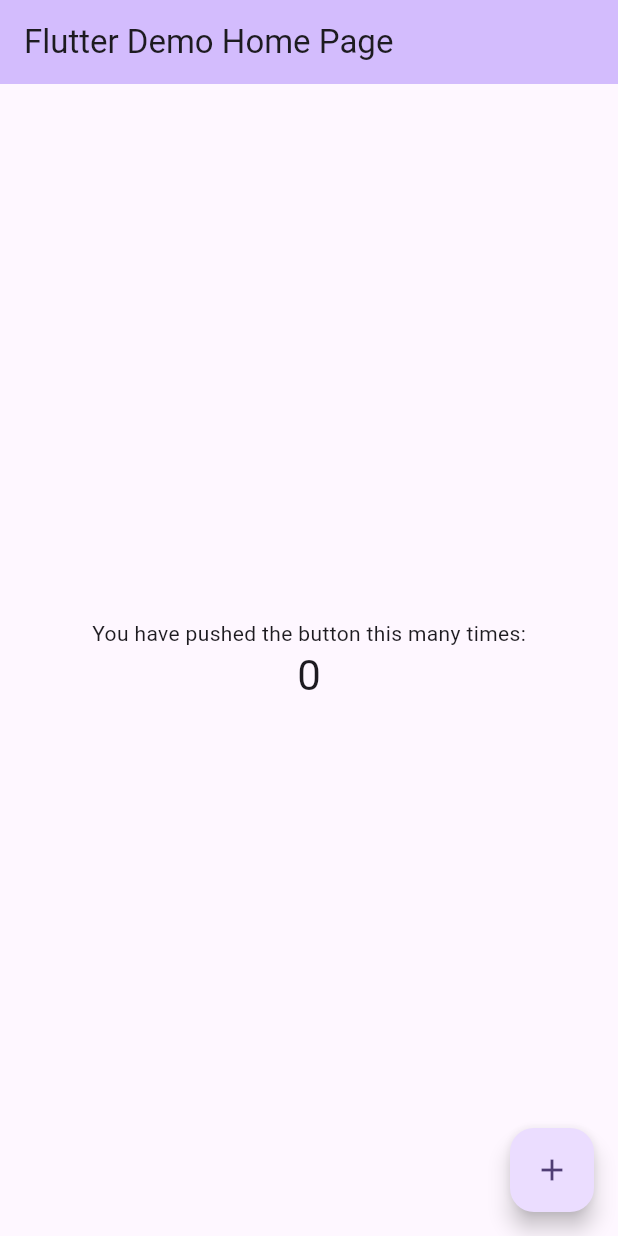
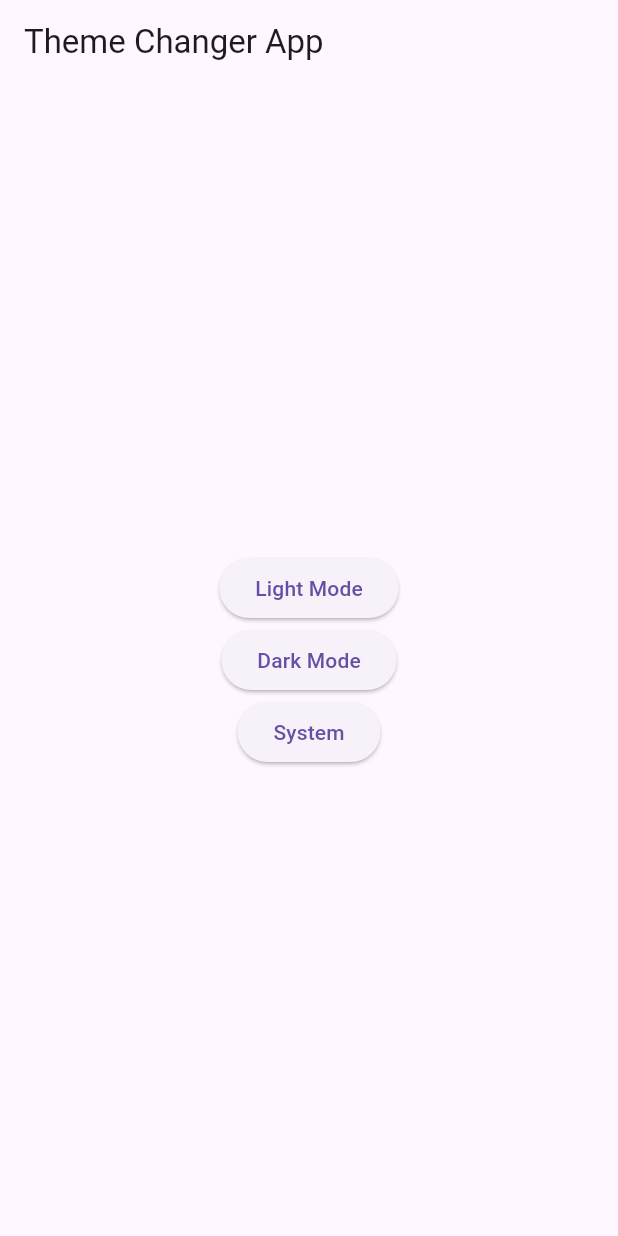
Before and after one commit to Manzar78/Light_Dark_Theme_App, a Flutter app: the screen it shows after launch, on a phone screen of 412 x 824 dp. Run offline on Flutter 3.47's test engine with Material 3 defaults, Android fonts, the phone set to English and light mode, and no system bars.

Commit message:
Adding Theme Change functionality

```diff
--- /dev/null
+++ b/devtools_options.yaml
@@ -0,0 +1,3 @@
+description: This file stores settings for Dart & Flutter DevTools.
+documentation: https://docs.flutter.dev/tools/devtools/extensions#configure-extension-enablement-states
+extensions:
--- a/lib/main.dart
+++ b/lib/main.dart
@@ -1,65 +1,36 @@
 import 'package:flutter/material.dart';
+import 'package:light_dark_theme_app/provider/theme_changer_provider.dart';
+import 'package:light_dark_theme_app/screens/theme_changer_screen.dart';
+import 'package:provider/provider.dart';
 
 void main() {
   runApp(const MyApp());
 }
 
-class MyApp extends StatelessWidget {
+class MyApp extends StatefulWidget {
   const MyApp({super.key});
 
+  @override
+  State<MyApp> createState() => _MyAppState();
+}
+
+class _MyAppState extends State<MyApp> {
   // This widget is the root of your application.
   @override
   Widget build(BuildContext context) {
-    return MaterialApp(
-      title: 'Flutter Demo',
-      theme: ThemeData(colorScheme: .fromSeed(seedColor: Colors.deepPurple)),
-      home: const MyHomePage(title: 'Flutter Demo Home Page'),
-    );
-  }
-}
-
-class MyHomePage extends StatefulWidget {
-  const MyHomePage({super.key, required this.title});
-
-  final String title;
-
-  @override
-  State<MyHomePage> createState() => _MyHomePageState();
-}
-
-class _MyHomePageState extends State<MyHomePage> {
-  int _counter = 0;
-
-  void _incrementCounter() {
-    setState(() {
-      _counter++;
-    });
-  }
-
-  @override
-  Widget build(BuildContext context) {
-    return Scaffold(
-      appBar: AppBar(
-        backgroundColor: Theme.of(context).colorScheme.inversePrimary,
-
-        title: Text(widget.title),
-      ),
-      body: Center(
-        child: Column(
-          mainAxisAlignment: .center,
-          children: [
-            const Text('You have pushed the button this many times:'),
-            Text(
-              '$_counter',
-              style: Theme.of(context).textTheme.headlineMedium,
-            ),
-          ],
-        ),
-      ),
-      floatingActionButton: FloatingActionButton(
-        onPressed: _incrementCounter,
-        tooltip: 'Increment',
-        child: const Icon(Icons.add),
+    print("Main reBuild");
+    return ChangeNotifierProvider(
+      create: (context) => ThemeChangerProvider(),
+      child: Builder(
+        builder: (context) {
+          return MaterialApp(
+            title: 'Flutter Demo',
+            theme: ThemeData.light(),
+            themeMode: Provider.of<ThemeChangerProvider>(context).theme,
+            darkTheme: ThemeData(brightness: Brightness.dark),
+            home: ThemeChangerScreen(),
+          );
+        },
       ),
     );
   }
--- /dev/null
+++ b/lib/provider/theme_changer_provider.dart
@@ -0,0 +1,25 @@
+import 'package:flutter/material.dart';
+
+class ThemeChangerProvider with ChangeNotifier {
+  /// 0 for light
+  /// 1 for dark
+  /// 2 for system
+
+  int _themeMode = 0;
+  get themeMode => _themeMode;
+
+  ThemeMode get theme {
+    if (themeMode == 0) {
+      return ThemeMode.light;
+    } else if (themeMode == 1) {
+      return ThemeMode.dark;
+    } else {
+      return ThemeMode.system;
+    }
+  }
+
+  void setmode(int value) {
+    _themeMode = value;
+    notifyListeners();
+  }
+}
--- /dev/null
+++ b/lib/screens/theme_changer_screen.dart
@@ -0,0 +1,48 @@
+import 'package:flutter/material.dart';
+import 'package:light_dark_theme_app/provider/theme_changer_provider.dart';
+import 'package:provider/provider.dart';
+
+class ThemeChangerScreen extends StatefulWidget {
+  const ThemeChangerScreen({super.key});
+
+  @override
+  State<ThemeChangerScreen> createState() => _ThemeChangerScreenState();
+}
+
+class _ThemeChangerScreenState extends State<ThemeChangerScreen> {
+  @override
+  Widget build(BuildContext context) {
+    print("Build");
+    return Scaffold(
+      body: Center(
+        child: Consumer<ThemeChangerProvider>(
+          builder: (context, value, child) => Column(
+            mainAxisAlignment: MainAxisAlignment.center,
+            crossAxisAlignment: CrossAxisAlignment.center,
+            children: [
+              ElevatedButton(
+                onPressed: () {
+                  context.read<ThemeChangerProvider>().setmode(0);
+                },
+                child: Text("Light Mode"),
+              ),
+              ElevatedButton(
+                onPressed: () {
+                  context.read<ThemeChangerProvider>().setmode(1);
+                },
+                child: Text("Dark Mode"),
+              ),
+              ElevatedButton(
+                onPressed: () {
+                  context.read<ThemeChangerProvider>().setmode(3);
+                },
+                child: Text("System"),
+              ),
+            ],
+          ),
+        ),
+      ),
+      appBar: AppBar(title: Text('Theme Changer App')),
+    );
+  }
+}
--- a/pubspec.yaml
+++ b/pubspec.yaml
@@ -34,6 +34,7 @@ dependencies:
   # The following adds the Cupertino Icons font to your application.
   # Use with the CupertinoIcons class for iOS style icons.
   cupertino_icons: ^1.0.8
+  provider: ^6.1.5+1
 
 dev_dependencies:
   flutter_test:
```
Also changed, not shown: pubspec.lock.
